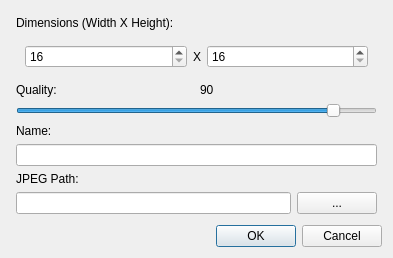
Before: the Qt Designer form newdialog.ui in jarred-new/algography, drawn with Qt 5.
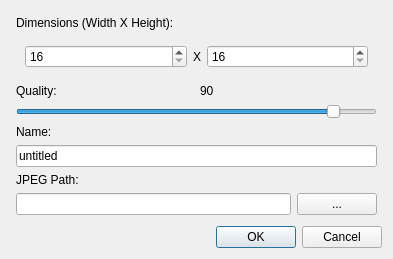
After: the same form once the commit is applied.

Patch:
```diff
--- a/newdialog.ui
+++ b/newdialog.ui
@@ -7,7 +7,7 @@
     <x>0</x>
     <y>0</y>
     <width>393</width>
-    <height>205</height>
+    <height>259</height>
    </rect>
   </property>
   <property name="windowTitle">
@@ -164,7 +164,10 @@
      <item>
       <widget class="QLineEdit" name="lineEdit">
        <property name="whatsThis">
-        <string>&lt;html&gt;&lt;head/&gt;&lt;body&gt;&lt;p&gt;&lt;span style=&quot; font-size:16pt; font-weight:600;&quot;&gt;JPEG / File name:&lt;/span&gt;&lt;/p&gt;&lt;p&gt;&lt;br/&gt;&lt;/p&gt;&lt;p&gt;Leaving this text empty will be named as &amp;quot;untitled&amp;quot;.&lt;/p&gt;&lt;/body&gt;&lt;/html&gt;</string>
+        <string>&lt;html&gt;&lt;head/&gt;&lt;body&gt;&lt;p&gt;&lt;span style=&quot; font-size:16pt; font-weight:600;&quot;&gt;JPEG / File name:&lt;/span&gt;&lt;/p&gt;&lt;p&gt;Leaving this text empty will be named as &amp;quot;untitled&amp;quot;.&lt;/p&gt;&lt;/body&gt;&lt;/html&gt;</string>
+       </property>
+       <property name="text">
+        <string>untitled</string>
        </property>
       </widget>
      </item>
```
Left out of the diff: 10 changed lines with no effect on the pictures.
